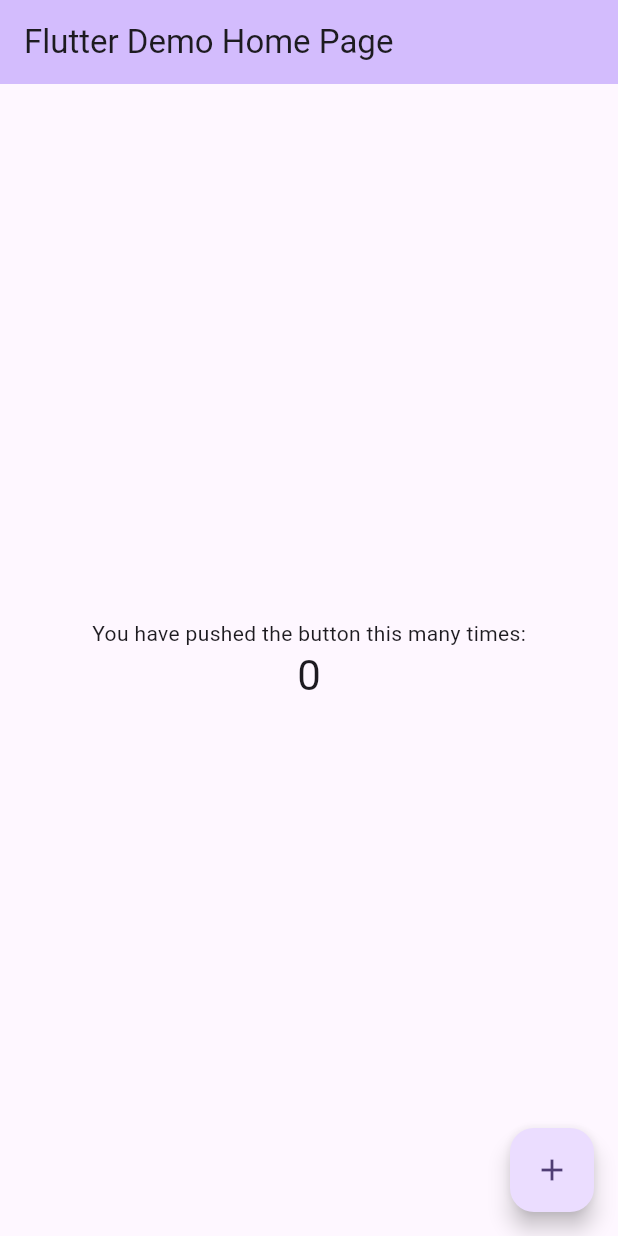
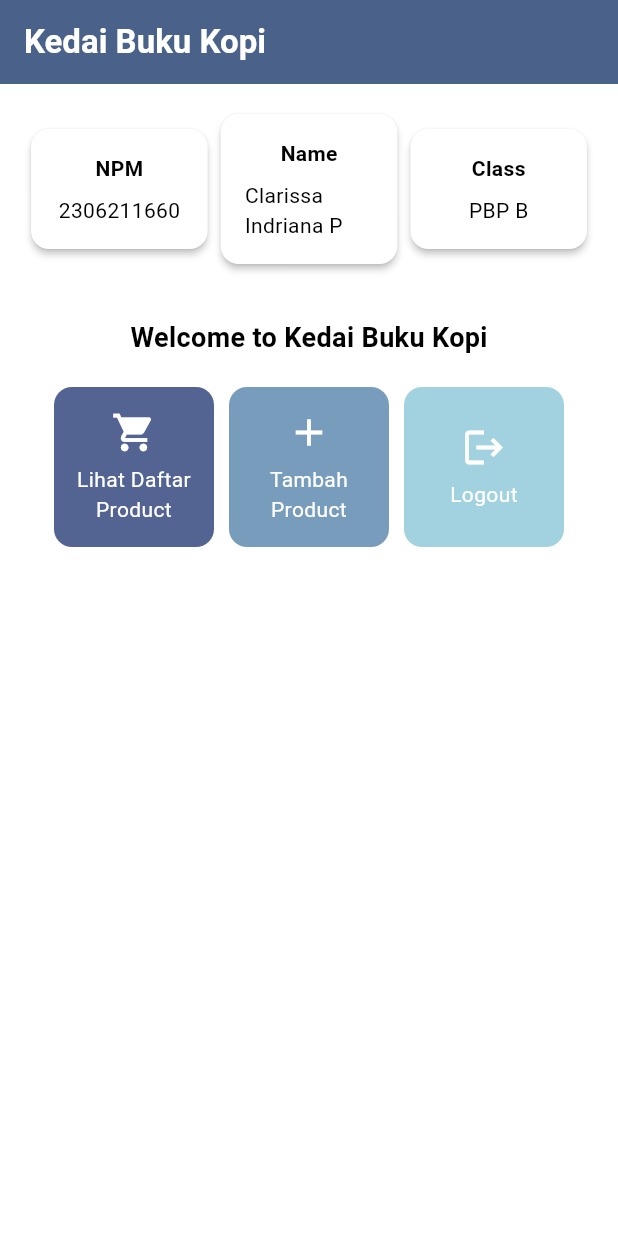
Before and after one commit to clarissaindriana/kedai-buku-kopi-mobile, a Flutter app: the screen it shows after launch, on a phone screen of 412 x 824 dp. Run offline on Flutter 3.47's test engine with Material 3 defaults, Android fonts, the phone set to English and light mode, and no system bars.

Commit message:
Tugas 7 Finished

```diff
--- a/lib/main.dart
+++ b/lib/main.dart
@@ -1,4 +1,5 @@
 import 'package:flutter/material.dart';
+import 'package:kedai_buku_kopi_mobile/menu.dart';
 
 void main() {
   runApp(const MyApp());
@@ -13,113 +14,14 @@
     return MaterialApp(
       title: 'Flutter Demo',
       theme: ThemeData(
-        // This is the theme of your application.
-        //
-        // TRY THIS: Try running your application with "flutter run". You'll see
-        // the application has a purple toolbar. Then, without quitting the app,
-        // try changing the seedColor in the colorScheme below to Colors.green
-        // and then invoke "hot reload" (save your changes or press the "hot
-        // reload" button in a Flutter-supported IDE, or press "r" if you used
-        // the command line to start the app).
-        //
-        // Notice that the counter didn't reset back to zero; the application
-        // state is not lost during the reload. To reset the state, use hot
-        // restart instead.
-        //
-        // This works for code too, not just values: Most code changes can be
-        // tested with just a hot reload.
-        colorScheme: ColorScheme.fromSeed(seedColor: Colors.deepPurple),
-        useMaterial3: true,
+        // Adjust the primary color to match the gradient
+        primaryColor: Color(0xFF4A628A),
+        colorScheme: ColorScheme.fromSwatch().copyWith(
+          primary: Color(0xFF4A628A),
+          secondary: Color(0xFFF3F3E0),
+        ),
       ),
-      home: const MyHomePage(title: 'Flutter Demo Home Page'),
+      home: MyHomePage(),
     );
   }
 }
-
-class MyHomePage extends StatefulWidget {
-  const MyHomePage({super.key, required this.title});
-
-  // This widget is the home page of your application. It is stateful, meaning
-  // that it has a State object (defined below) that contains fields that affect
-  // how it looks.
-
-  // This class is the configuration for the state. It holds the values (in this
-  // case the title) provided by the parent (in this case the App widget) and
-  // used by the build method of the State. Fields in a Widget subclass are
-  // always marked "final".
-
-  final String title;
-
-  @override
-  State<MyHomePage> createState() => _MyHomePageState();
-}
-
-class _MyHomePageState extends State<MyHomePage> {
-  int _counter = 0;
-
-  void _incrementCounter() {
-    setState(() {
-      // This call to setState tells the Flutter framework that something has
-      // changed in this State, which causes it to rerun the build method below
-      // so that the display can reflect the updated values. If we changed
-      // _counter without calling setState(), then the build method would not be
-      // called again, and so nothing would appear to happen.
-      _counter++;
-    });
-  }
-
-  @override
-  Widget build(BuildContext context) {
-    // This method is rerun every time setState is called, for instance as done
-    // by the _incrementCounter method above.
-    //
-    // The Flutter framework has been optimized to make rerunning build methods
-    // fast, so that you can just rebuild anything that needs updating rather
-    // than having to individually change instances of widgets.
-    return Scaffold(
-      appBar: AppBar(
-        // TRY THIS: Try changing the color here to a specific color (to
-        // Colors.amber, perhaps?) and trigger a hot reload to see the AppBar
-        // change color while the other colors stay the same.
-        backgroundColor: Theme.of(context).colorScheme.inversePrimary,
-        // Here we take the value from the MyHomePage object that was created by
-        // the App.build method, and use it to set our appbar title.
-        title: Text(widget.title),
-      ),
-      body: Center(
-        // Center is a layout widget. It takes a single child and positions it
-        // in the middle of the parent.
-        child: Column(
-          // Column is also a layout widget. It takes a list of children and
-          // arranges them vertically. By default, it sizes itself to fit its
-          // children horizontally, and tries to be as tall as its parent.
-          //
-          // Column has various properties to control how it sizes itself and
-          // how it positions its children. Here we use mainAxisAlignment to
-          // center the children vertically; the main axis here is the vertical
-          // axis because Columns are vertical (the cross axis would be
-          // horizontal).
-          //
-          // TRY THIS: Invoke "debug painting" (choose the "Toggle Debug Paint"
-          // action in the IDE, or press "p" in the console), to see the
-          // wireframe for each widget.
-          mainAxisAlignment: MainAxisAlignment.center,
-          children: <Widget>[
-            const Text(
-              'You have pushed the button this many times:',
-            ),
-            Text(
-              '$_counter',
-              style: Theme.of(context).textTheme.headlineMedium,
-            ),
-          ],
-        ),
-      ),
-      floatingActionButton: FloatingActionButton(
-        onPressed: _incrementCounter,
-        tooltip: 'Increment',
-        child: const Icon(Icons.add),
-      ), // This trailing comma makes auto-formatting nicer for build methods.
-    );
-  }
-}
--- /dev/null
+++ b/lib/menu.dart
@@ -0,0 +1,189 @@
+import 'package:flutter/material.dart';
+
+class MyHomePage extends StatelessWidget {
+  final String npm = '2306211660'; // NPM
+  final String name = 'Clarissa Indriana P'; // Nama
+  final String className = 'PBP B'; // Kelas
+
+  final List<ItemHomepage> items = [
+    ItemHomepage("Lihat Daftar Product", Icons.shopping_cart,
+        const Color(0xFF536493)), // Custom blue
+    ItemHomepage(
+        "Tambah Product", Icons.add, const Color(0xFF789DBC)), // Custom green
+    ItemHomepage("Logout", Icons.logout, const Color(0xFFA2D2DF)), // Custom red
+  ];
+
+  MyHomePage({super.key});
+  @override
+  Widget build(BuildContext context) {
+    // Scaffold menyediakan struktur dasar halaman dengan AppBar dan body.
+    return Scaffold(
+      // AppBar adalah bagian atas halaman yang menampilkan judul.
+      appBar: AppBar(
+        // Judul aplikasi "Mental Health Tracker" dengan teks putih dan tebal.
+        title: const Text(
+          'Kedai Buku Kopi',
+          style: TextStyle(
+            color: Colors.white,
+            fontWeight: FontWeight.bold,
+          ),
+        ),
+        // Warna latar belakang AppBar diambil dari skema warna tema aplikasi.
+        backgroundColor: Theme.of(context).colorScheme.primary,
+      ),
+      // Body halaman dengan padding di sekelilingnya.
+      body: Padding(
+        padding: const EdgeInsets.all(16.0),
+        // Menyusun widget secara vertikal dalam sebuah kolom.
+        child: Column(
+          crossAxisAlignment: CrossAxisAlignment.center,
+          children: [
+            // Row untuk menampilkan 3 InfoCard secara horizontal.
+            Row(
+              mainAxisAlignment: MainAxisAlignment.spaceEvenly,
+              children: [
+                InfoCard(title: 'NPM', content: npm),
+                InfoCard(title: 'Name', content: name),
+                InfoCard(title: 'Class', content: className),
+              ],
+            ),
+
+            // Memberikan jarak vertikal 16 unit.
+            const SizedBox(height: 16.0),
+
+            // Menempatkan widget berikutnya di tengah halaman.
+            Center(
+              child: Column(
+                // Menyusun teks dan grid item secara vertikal.
+
+                children: [
+                  // Menampilkan teks sambutan dengan gaya tebal dan ukuran 18.
+                  const Padding(
+                    padding: EdgeInsets.only(top: 16.0),
+                    child: Text(
+                      'Welcome to Kedai Buku Kopi',
+                      style: TextStyle(
+                        fontWeight: FontWeight.bold,
+                        fontSize: 18.0,
+                      ),
+                    ),
+                  ),
+
+                  // Grid untuk menampilkan ItemCard dalam bentuk grid 3 kolom.
+                  GridView.count(
+                    primary: true,
+                    padding: const EdgeInsets.all(20),
+                    crossAxisSpacing: 10,
+                    mainAxisSpacing: 10,
+                    crossAxisCount: 3,
+                    // Agar grid menyesuaikan tinggi kontennya.
+                    shrinkWrap: true,
+
+                    // Menampilkan ItemCard untuk setiap item dalam list items.
+                    children: items.map((ItemHomepage item) {
+                      return ItemCard(item);
+                    }).toList(),
+                  ),
+                ],
+              ),
+            ),
+          ],
+        ),
+      ),
+    );
+  }
+}
+
+class ItemHomepage {
+  final String name;
+  final IconData icon;
+  final Color color; // Add this line
+
+  ItemHomepage(this.name, this.icon, this.color); // Modify constructor
+}
+
+class ItemCard extends StatelessWidget {
+  // Menampilkan kartu dengan ikon dan nama.
+
+  final ItemHomepage item;
+
+  const ItemCard(this.item, {super.key});
+
+  @override
+  Widget build(BuildContext context) {
+    return Material(
+      // Menentukan warna latar belakang dari tema aplikasi.
+      color: item.color,
+      // Membuat sudut kartu melengkung.
+      borderRadius: BorderRadius.circular(12),
+
+      child: InkWell(
+        // Aksi ketika kartu ditekan.
+        onTap: () {
+          // Menampilkan pesan SnackBar saat kartu ditekan.
+          ScaffoldMessenger.of(context)
+            ..hideCurrentSnackBar()
+            ..showSnackBar(SnackBar(
+                content: Text("Kamu telah menekan tombol ${item.name}!")));
+        },
+        // Container untuk menyimpan Icon dan Text
+        child: Container(
+          padding: const EdgeInsets.all(8),
+          child: Center(
+            child: Column(
+              // Menyusun ikon dan teks di tengah kartu.
+              mainAxisAlignment: MainAxisAlignment.center,
+              children: [
+                Icon(
+                  item.icon,
+                  color: Colors.white,
+                  size: 30.0,
+                ),
+                const Padding(padding: EdgeInsets.all(3)),
+                Text(
+                  item.name,
+                  textAlign: TextAlign.center,
+                  style: const TextStyle(color: Colors.white),
+                ),
+              ],
+            ),
+          ),
+        ),
+      ),
+    );
+  }
+}
+
+class InfoCard extends StatelessWidget {
+  // Kartu informasi yang menampilkan title dan content.
+
+  final String title; // Judul kartu.
+  final String content; // Isi kartu.
+
+  const InfoCard({super.key, required this.title, required this.content});
+
+  @override
+  Widget build(BuildContext context) {
+    return Card(
+      // Membuat kotak kartu dengan bayangan dibawahnya.
+      elevation: 2.0,
+      child: Container(
+        // Mengatur ukuran dan jarak di dalam kartu.
+        width: MediaQuery.of(context).size.width /
+            3.5, // menyesuaikan dengan lebar device yang digunakan.
+        padding: const EdgeInsets.all(16.0),
+        // Menyusun title dan content secara vertikal.
+        child: Column(
+          children: [
+            Text(
+              title,
+              style: const TextStyle(fontWeight: FontWeight.bold),
+            ),
+            const SizedBox(height: 8.0),
+            Text(content),
+          ],
+        ),
+      ),
+    );
+  }
+}
```
Also changed, not shown: 1 other file.
